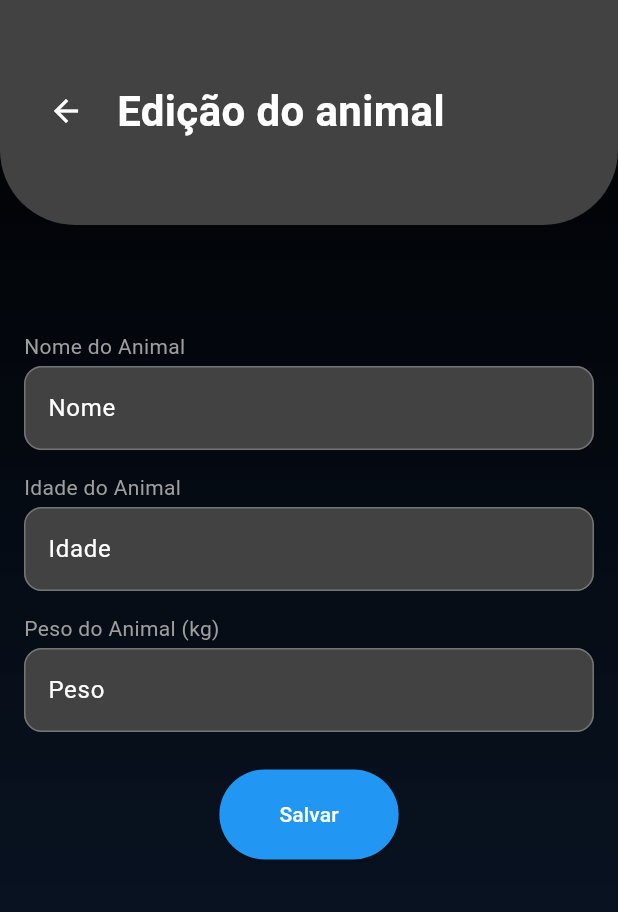
After one commit to Matheussilvasantiagou/UFRPE-DSI-ADOGCAO, a Flutter app: the EditAnimalScreen screen opened directly, on a phone screen of 412 x 824 dp. The commit adds this screen. Shown: the top 912 px of the screen. Run offline on Flutter 3.47's test engine with Material 3 defaults, Android fonts, the phone set to English and light mode, and no system bars; our stand-ins replace cloud_firestore, firebase_auth, firebase_core, firebase_storage, geocoding, geolocator and 2 more; missing offline and left inert: flutter_google_places_hoc081098, google_api_headers, google_maps_webservice; accounts and stored records are empty; network calls fail.

Commit message:
feat: Creation controller to update details animals

```diff
--- /dev/null
+++ b/adogcao/lib/session/AnimalSession.dart
@@ -0,0 +1,23 @@
+class AnimalSession {
+  static final AnimalSession _instance = AnimalSession._internal();
+
+  AnimalSession._internal();
+
+  static AnimalSession get instance => _instance;
+
+  String? animalId;
+  String? animalName;
+  int? animalAge;
+  double? animalWeight;
+  String? animalImagePath;
+  String? animalType;
+
+  void clearSession() {
+    animalId = null;
+    animalName = null;
+    animalAge = null;
+    animalWeight = null;
+    animalImagePath = null;
+    animalType = null;
+  }
+}
--- /dev/null
+++ b/adogcao/lib/views/edit_animal.dart
@@ -0,0 +1,285 @@
+import '../session/AnimalSession.dart';
+import '../controllers/edit_animal_controller.dart';
+import 'package:flutter/material.dart';
+
+class EditAnimalScreen extends StatefulWidget {
+  @override
+  _EditAnimalScreenState createState() => _EditAnimalScreenState();
+}
+
+class _EditAnimalScreenState extends State<EditAnimalScreen> {
+  final EditAnimalController _controller = EditAnimalController();
+  final TextEditingController _nameController = TextEditingController();
+  final TextEditingController _ageController = TextEditingController();
+  final TextEditingController _weightController = TextEditingController();
+
+  String? _nameError;
+  String? _ageError;
+  String? _weightError;
+
+  @override
+  void initState() {
+    super.initState();
+    // Preenchendo os controladores com os valores existentes
+    _nameController.text = AnimalSession.instance.animalName ?? '';
+    _ageController.text = AnimalSession.instance.animalAge?.toString() ?? '';
+    _weightController.text =
+        AnimalSession.instance.animalWeight?.toString() ?? '';
+  }
+
+  // Validação opcional dos campos
+  void _validateName() {
+    setState(() {
+      String name = _nameController.text;
+      if (name.isEmpty) {
+        _nameError = null; // Não é obrigatório
+      } else {
+        _nameError = null;
+      }
+    });
+  }
+
+  void _validateAge() {
+    setState(() {
+      String age = _ageController.text;
+      if (age.isEmpty) {
+        _ageError = null; // Não é obrigatório
+      } else {
+        _ageError = null;
+      }
+    });
+  }
+
+  void _validateWeight() {
+    setState(() {
+      String weight = _weightController.text;
+      if (weight.isEmpty) {
+        _weightError = null; // Não é obrigatório
+      } else {
+        _weightError = null;
+      }
+    });
+  }
+
+  @override
+  Widget build(BuildContext context) {
+    return Scaffold(
+      backgroundColor: Color.fromARGB(255, 0, 13, 32).withAlpha(200),
+      body: Stack(
+        children: [
+          Container(
+            decoration: BoxDecoration(
+              gradient: LinearGradient(
+                begin: Alignment.topCenter,
+                end: Alignment.bottomCenter,
+                colors: [
+                  Colors.black,
+                  Color.fromARGB(255, 0, 13, 32).withAlpha(200)
+                ],
+              ),
+            ),
+          ),
+          Column(
+            children: [
+              Stack(
+                children: [
+                  Container(
+                    height: 150,
+                    decoration: BoxDecoration(
+                      color: Colors.grey.shade800,
+                      borderRadius: BorderRadius.only(
+                        bottomLeft: Radius.circular(50),
+                        bottomRight: Radius.circular(50),
+                      ),
+                    ),
+                  ),
+                  Positioned(
+                    top: 50,
+                    left: 20,
+                    child: Row(
+                      children: [
+                        IconButton(
+                          icon: Icon(Icons.arrow_back, color: Colors.white),
+                          onPressed: () => Navigator.of(context).pop(),
+                        ),
+                        SizedBox(width: 10),
+                        Text(
+                          'Edição do animal',
+                          style: TextStyle(
+                            color: Colors.white,
+                            fontSize: 28,
+                            fontWeight: FontWeight.bold,
+                          ),
+                        ),
+                      ],
+                    ),
+                  ),
+                ],
+              ),
+              Expanded(
+                child: Padding(
+                  padding: const EdgeInsets.all(16.0),
+                  child: Column(
+                    crossAxisAlignment: CrossAxisAlignment.start,
+                    children: [
+                      SizedBox(height: 55),
+                      Text('Nome do Animal',
+                          style: TextStyle(color: Colors.grey.shade500)),
+                      SizedBox(height: 3),
+                      TextField(
+                        controller: _nameController,
+                        decoration: InputDecoration(
+                          hintText: 'Nome',
+                          errorText: _nameError,
+                          hintStyle: TextStyle(color: Colors.white),
+                          filled: true,
+                          fillColor: Colors.grey.shade800,
+                          border: OutlineInputBorder(
+                            borderRadius: BorderRadius.circular(12),
+                            borderSide: BorderSide(
+                                color: Colors.grey.shade600, width: 1),
+                          ),
+                          enabledBorder: OutlineInputBorder(
+                            borderRadius: BorderRadius.circular(12),
+                            borderSide: BorderSide(
+                                color: Colors.grey.shade600, width: 1),
+                          ),
+                          focusedBorder: OutlineInputBorder(
+                            borderRadius: BorderRadius.circular(12),
+                            borderSide: BorderSide(
+                                color: Colors.grey.shade600, width: 1),
+                          ),
+                        ),
+                        style: TextStyle(color: Colors.white),
+                      ),
+                      SizedBox(height: 15),
+                      Text('Idade do Animal',
+                          style: TextStyle(color: Colors.grey.shade500)),
+                      SizedBox(height: 3),
+                      TextField(
+                        controller: _ageController,
+                        decoration: InputDecoration(
+                          hintText: 'Idade',
+                          errorText: _ageError,
+                          hintStyle: TextStyle(color: Colors.white),
+                          filled: true,
+                          fillColor: Colors.grey.shade800,
+                          border: OutlineInputBorder(
+                            borderRadius: BorderRadius.circular(12),
+                            borderSide: BorderSide(
+                                color: Colors.grey.shade600, width: 1),
+                          ),
+                          enabledBorder: OutlineInputBorder(
+                            borderRadius: BorderRadius.circular(12),
+                            borderSide: BorderSide(
+                                color: Colors.grey.shade600, width: 1),
+                          ),
+                          focusedBorder: OutlineInputBorder(
+                            borderRadius: BorderRadius.circular(12),
+                            borderSide: BorderSide(
+                                color: Colors.grey.shade600, width: 1),
+                          ),
+                        ),
+                        style: TextStyle(color: Colors.white),
+                      ),
+                      SizedBox(height: 15),
+                      Text('Peso do Animal (kg)',
+                          style: TextStyle(color: Colors.grey.shade500)),
+                      SizedBox(height: 3),
+                      TextField(
+                        controller: _weightController,
+                        decoration: InputDecoration(
+                          hintText: 'Peso',
+                          errorText: _weightError,
+                          hintStyle: TextStyle(color: Colors.white),
+                          filled: true,
+                          fillColor: Colors.grey.shade800,
+                          border: OutlineInputBorder(
+                            borderRadius: BorderRadius.circular(12),
+                            borderSide: BorderSide(
+                                color: Colors.grey.shade600, width: 1),
+                          ),
+                          enabledBorder: OutlineInputBorder(
+                            borderRadius: BorderRadius.circular(12),
+                            borderSide: BorderSide(
+                                color: Colors.grey.shade600, width: 1),
+                          ),
+                          focusedBorder: OutlineInputBorder(
+                            borderRadius: BorderRadius.circular(12),
+                            borderSide: BorderSide(
+                                color: Colors.grey.shade600, width: 1),
+                          ),
+                        ),
+                        style: TextStyle(color: Colors.white),
+                      ),
+                      SizedBox(height: 25),
+                      Center(
+                        child: ElevatedButton(
+                          onPressed: () async {
+                            // Validações
+                            _validateName();
+                            _validateAge();
+                            _validateWeight();
+
+                            // Apenas envia os campos que foram preenchidos
+                            Map<String, dynamic> updatedFields = {};
+
+                            if (_nameController.text.isNotEmpty) {
+                              updatedFields['name'] = _nameController.text;
+                            }
+                            if (_ageController.text.isNotEmpty) {
+                              updatedFields['age'] = _ageController.text;
+                            }
+                            if (_weightController.text.isNotEmpty) {
+                              updatedFields['weight'] = _weightController.text;
+                            }
+
+                            if (updatedFields.isNotEmpty) {
+                              try {
+                                // Atualizar dados do animal no sistema
+                                await _controller.editAnimal(
+                                  updatedFields,
+                                );
+                                ScaffoldMessenger.of(context).showSnackBar(
+                                  SnackBar(
+                                      content: Text(
+                                          'Dados do animal salvos com sucesso!')),
+                                );
+                                Navigator.pop(context);
+                              } catch (e) {
+                                ScaffoldMessenger.of(context).showSnackBar(
+                                  SnackBar(
+                                      content: Text(
+                                          'Erro ao salvar dados do animal.')),
+                                );
+                              }
+                            } else {
+                              ScaffoldMessenger.of(context).showSnackBar(
+                                SnackBar(
+                                    content: Text('Nenhum dado foi alterado.')),
+                              );
+                            }
+                          },
+                          child: Text('Salvar',
+                              style: TextStyle(color: Colors.white)),
+                          style: ElevatedButton.styleFrom(
+                            backgroundColor: Colors.blue,
+                            padding: EdgeInsets.symmetric(
+                                horizontal: 40, vertical: 20),
+                            shape: RoundedRectangleBorder(
+                              borderRadius: BorderRadius.circular(30),
+                            ),
+                          ),
+                        ),
+                      ),
+                    ],
+                  ),
+                ),
+              ),
+            ],
+          ),
+        ],
+      ),
+    );
+  }
+}
```
Also changed, not shown: adogcao/lib/controllers/edit_animal_controller.dart (added, +33 -0 lines), adogcao/lib/views/meus_pets_screen.dart (+32 -4 lines), 1 other file.
